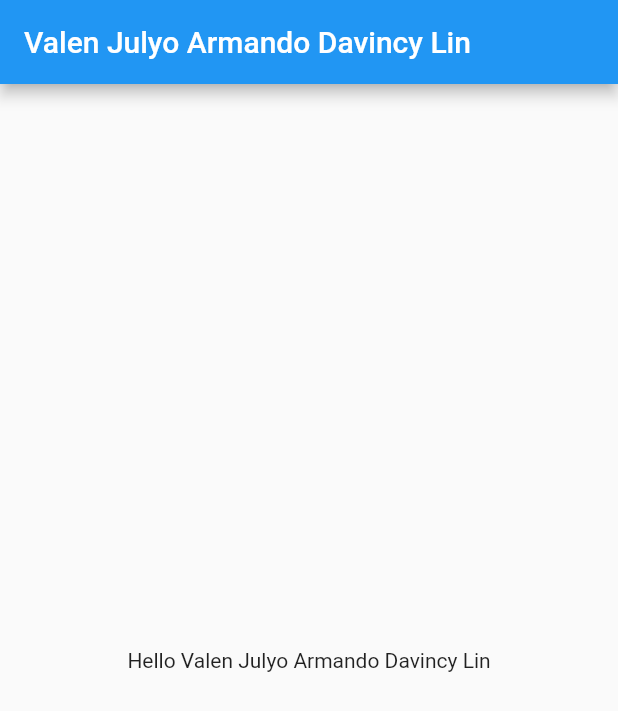
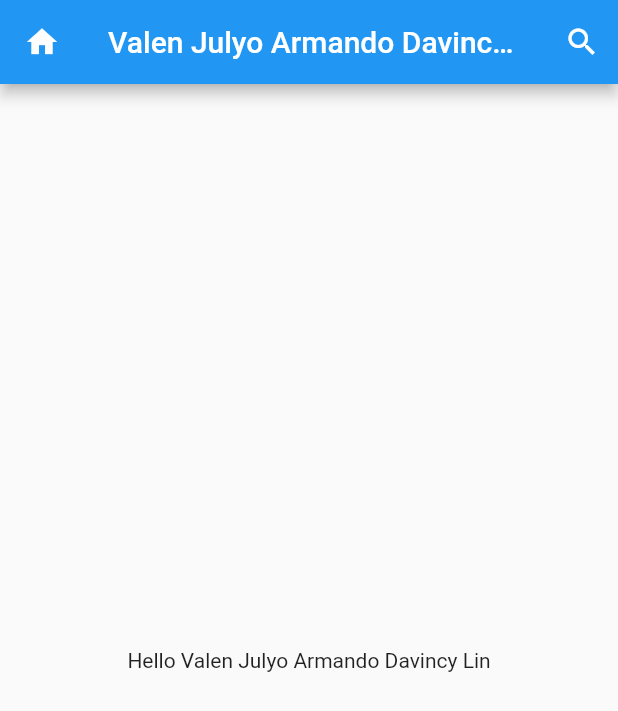
Before and after one commit to Mobile-Programming-MDP/materi-latihan-flutter-ValenJulyo2226250045, a Flutter app: the screen it shows after launch, on a phone screen of 412 x 824 dp. Shown: the top 711 px of the screen. Run offline on Flutter 3.47's test engine with Material 2 defaults, Android fonts, the phone set to English and light mode, and no system bars.

Commit message:
Tambah Icon

```diff
--- a/hallo_widget/lib/main.dart
+++ b/hallo_widget/lib/main.dart
@@ -23,6 +23,20 @@ class FirstScreen extends StatelessWidget {
     return Scaffold(
       appBar: AppBar(
         title: const Text("Valen Julyo Armando Davincy Lin"),
+        actions: <Widget>[
+          IconButton(
+              onPressed: () {},
+              icon: const Icon(
+                Icons.search,
+                color: Colors.white,
+              ))
+        ],
+        leading: IconButton(
+            onPressed: () {},
+            icon: const Icon(
+              Icons.home,
+              color: Colors.white,
+            )),
       ),
       body: const Center(
         child: Text("Hello Valen Julyo Armando Davincy Lin"),
```
